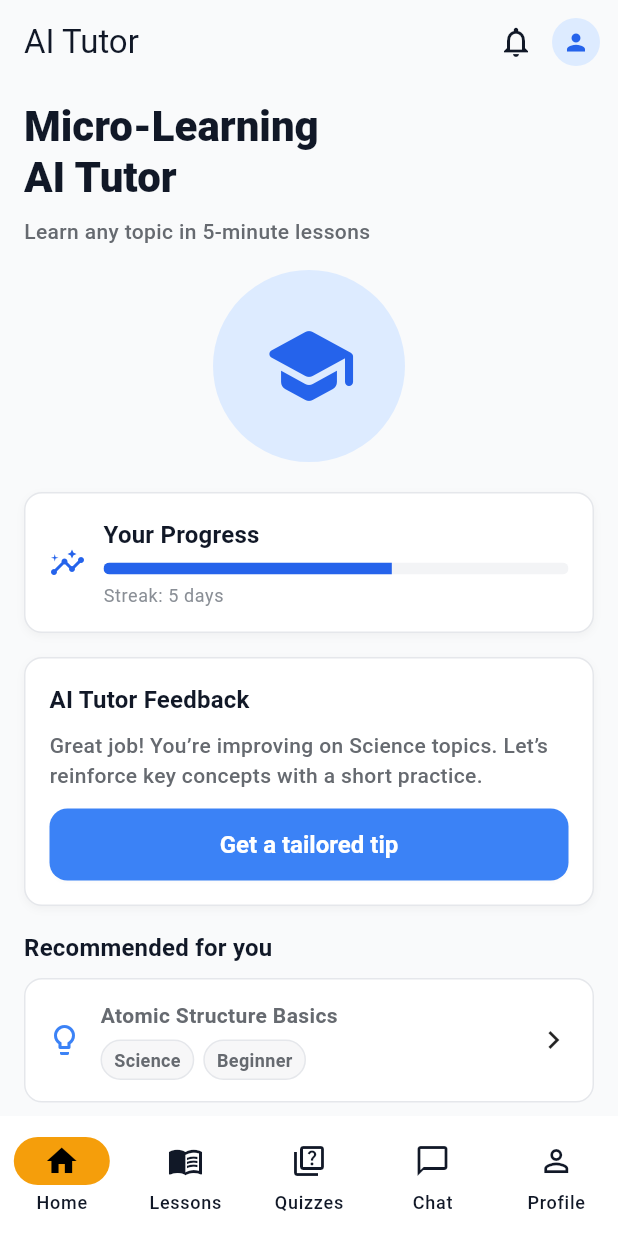
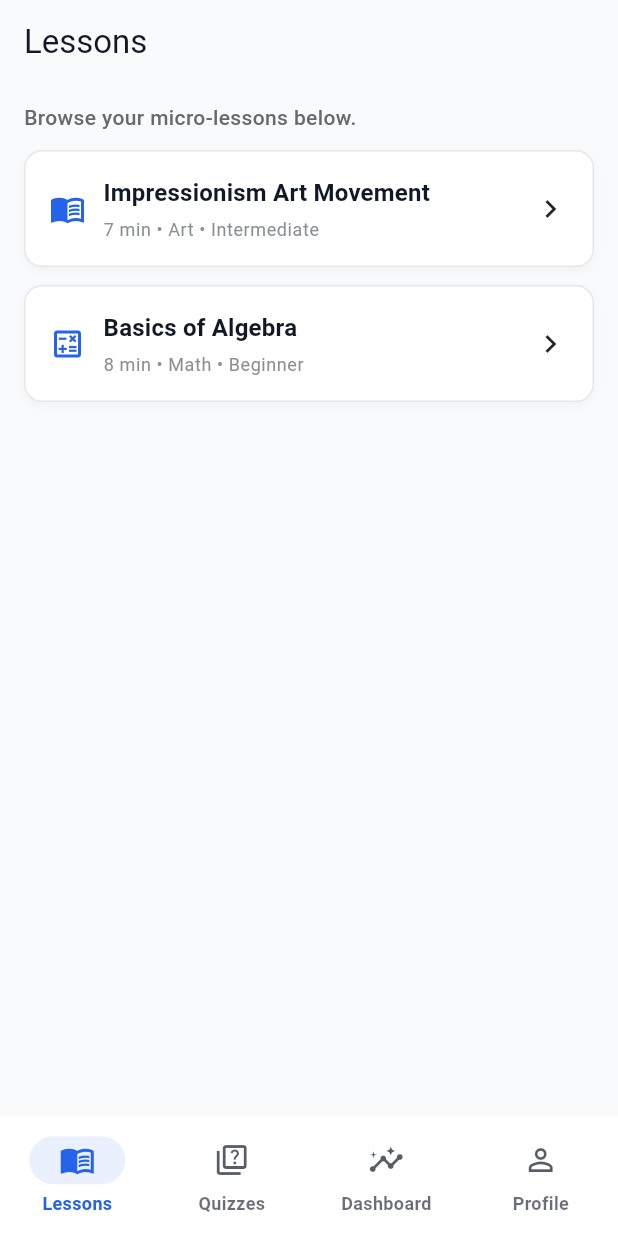
Before and after one commit to kavia-aditi/smart-learning-companion-4309, a Flutter app: the screen it shows after launch, after a tap on "Login", on a phone screen of 412 x 824 dp. Run offline on Flutter 3.47's test engine with Material 3 defaults, Android fonts, the phone set to English and light mode, and no system bars.

Commit message:
CheckPoint - cmc589bf13

```diff
--- a/micro_learning_ai_tutor_frontend/lib/main.dart
+++ b/micro_learning_ai_tutor_frontend/lib/main.dart
@@ -2,7 +2,10 @@ import 'package:flutter/material.dart';
 import 'package:micro_learning_ai_tutor_frontend/theme/app_theme.dart';
 import 'package:micro_learning_ai_tutor_frontend/ui/screens/auth/login_screen.dart';
 import 'package:micro_learning_ai_tutor_frontend/ui/screens/auth/register_screen.dart';
-import 'package:micro_learning_ai_tutor_frontend/ui/screens/home_screen.dart';
+import 'package:micro_learning_ai_tutor_frontend/ui/screens/dashboard_screen.dart';
+import 'package:micro_learning_ai_tutor_frontend/ui/screens/lessons_screen.dart';
+import 'package:micro_learning_ai_tutor_frontend/ui/screens/profile_screen.dart';
+import 'package:micro_learning_ai_tutor_frontend/ui/screens/quizzes_screen.dart';
 
 /// PUBLIC_INTERFACE
 void main() {
@@ -24,8 +27,72 @@ class AiTutorApp extends StatelessWidget {
       routes: {
         '/login': (_) => const LoginScreen(),
         '/register': (_) => const RegisterScreen(),
-        '/home': (_) => const AppShell(),
+        '/home': (_) => const AppTabsShell(),
+        '/lessons': (_) => const LessonsScreen(),
+        '/quizzes': (_) => const QuizzesScreen(),
+        '/dashboard': (_) => const DashboardScreen(),
+        '/profile': (_) => const ProfileScreen(),
       },
     );
   }
 }
+
+/// PUBLIC_INTERFACE
+class AppTabsShell extends StatefulWidget {
+  /// Bottom navigation shell hosting Lessons, Quizzes, Dashboard, Profile.
+  const AppTabsShell({super.key});
+
+  @override
+  State<AppTabsShell> createState() => _AppTabsShellState();
+}
+
+class _AppTabsShellState extends State<AppTabsShell> {
+  int _currentIndex = 0;
+
+  static const _tabTitles = <String>['Lessons', 'Quizzes', 'Dashboard', 'Profile'];
+
+  @override
+  Widget build(BuildContext context) {
+    final pages = const <Widget>[
+      LessonsScreen(),
+      QuizzesScreen(),
+      DashboardScreen(),
+      ProfileScreen(),
+    ];
+
+    return Scaffold(
+      appBar: AppBar(
+        title: Text(_tabTitles[_currentIndex]),
+      ),
+      body: SafeArea(
+        child: IndexedStack(index: _currentIndex, children: pages),
+      ),
+      bottomNavigationBar: NavigationBar(
+        selectedIndex: _currentIndex,
+        onDestinationSelected: (i) => setState(() => _currentIndex = i),
+        destinations: const [
+          NavigationDestination(
+            icon: Icon(Icons.menu_book_outlined),
+            selectedIcon: Icon(Icons.menu_book),
+            label: 'Lessons',
+          ),
+          NavigationDestination(
+            icon: Icon(Icons.quiz_outlined),
+            selectedIcon: Icon(Icons.quiz),
+            label: 'Quizzes',
+          ),
+          NavigationDestination(
+            icon: Icon(Icons.insights_outlined),
+            selectedIcon: Icon(Icons.insights),
+            label: 'Dashboard',
+          ),
+          NavigationDestination(
+            icon: Icon(Icons.person_outline),
+            selectedIcon: Icon(Icons.person),
+            label: 'Profile',
+          ),
+        ],
+      ),
+    );
+  }
+}
--- a/micro_learning_ai_tutor_frontend/lib/theme/app_theme.dart
+++ b/micro_learning_ai_tutor_frontend/lib/theme/app_theme.dart
@@ -4,9 +4,9 @@ import 'package:flutter/material.dart';
 class AppTheme {
   /// Build the Ocean Professional light theme used across the app.
   static ThemeData light() {
-    const Color primary = Color(0xFF2563EB);
-    const Color accent = Color(0xFF3B82F6);
-    const Color secondary = Color(0xFFF59E0B);
+    const Color primary = Color(0xFF2563EB); // Blue 600
+    const Color accent = Color(0xFF3B82F6); // Blue 500
+    const Color secondary = Color(0xFFF59E0B); // Amber
     const Color bgCanvas = Color(0xFFF9FAFB);
     const Color surface = Color(0xFFFFFFFF);
     const Color textPrimary = Color(0xFF111827);
@@ -16,21 +16,23 @@ class AppTheme {
     const Color divider = Color(0xFFECECEC);
     const Color chipBg = Color(0xFFF7F7F8);
     const Color chipText = Color(0xFF1F2937);
+    const Color error = Color(0xFFEF4444);
 
-    final base = ThemeData(useMaterial3: true);
+    final base = ThemeData(useMaterial3: true, brightness: Brightness.light);
+    final scheme = ColorScheme.light(
+      primary: primary,
+      secondary: secondary,
+      surface: surface,
+      error: error,
+      onPrimary: Colors.white,
+      onSecondary: Colors.black,
+      onSurface: textPrimary,
+      onError: Colors.white,
+      tertiary: accent,
+    );
+
     return base.copyWith(
-      colorScheme: const ColorScheme(
-        brightness: Brightness.light,
-        primary: primary,
-        onPrimary: Colors.white,
-        secondary: secondary,
-        onSecondary: Colors.black,
-        error: Color(0xFFEF4444),
-        onError: Colors.white,
-        surface: surface,
-        onSurface: textPrimary,
-        tertiary: accent,
-      ),
+      colorScheme: scheme,
       scaffoldBackgroundColor: bgCanvas,
       appBarTheme: const AppBarTheme(
         elevation: 0,
@@ -38,6 +40,24 @@ class AppTheme {
         surfaceTintColor: Colors.transparent,
         foregroundColor: textPrimary,
         centerTitle: false,
+      ),
+      navigationBarTheme: NavigationBarThemeData(
+        backgroundColor: surface,
+        elevation: 1,
+        indicatorColor: primary.withAlpha(24),
+        iconTheme: WidgetStateProperty.resolveWith((states) {
+          if (states.contains(WidgetState.selected)) {
+            return const IconThemeData(color: primary);
+          }
+          return IconThemeData(color: textPrimary.withAlpha(180));
+        }),
+        labelTextStyle: WidgetStateProperty.resolveWith((states) {
+          final baseStyle = const TextStyle(fontSize: 12, fontWeight: FontWeight.w600);
+          if (states.contains(WidgetState.selected)) {
+            return baseStyle.copyWith(color: primary);
+          }
+          return baseStyle.copyWith(color: textPrimary.withAlpha(160));
+        }),
       ),
       dividerColor: divider,
       cardTheme: CardTheme(
@@ -71,7 +91,7 @@ class AppTheme {
           borderRadius: BorderRadius.circular(9999),
         ),
         focusedBorder: OutlineInputBorder(
-          borderSide: const BorderSide(color: accent, width: 1.5),
+          borderSide: BorderSide(color: accent, width: 1.5),
           borderRadius: BorderRadius.circular(9999),
         ),
         hintStyle: const TextStyle(color: textMuted),
--- /dev/null
+++ b/micro_learning_ai_tutor_frontend/lib/ui/screens/dashboard_screen.dart
@@ -0,0 +1,62 @@
+import 'package:flutter/material.dart';
+
+/// PUBLIC_INTERFACE
+class DashboardScreen extends StatelessWidget {
+  /** Base screen for Dashboard tab. Shows progress summary placeholder. */
+  const DashboardScreen({super.key});
+
+  @override
+  Widget build(BuildContext context) {
+    final cs = Theme.of(context).colorScheme;
+    final t = Theme.of(context).textTheme;
+
+    return ListView(
+      padding: const EdgeInsets.fromLTRB(16, 12, 16, 24),
+      children: [
+        Text('Your recent progress and insights.', style: t.bodyMedium),
+        const SizedBox(height: 12),
+        Container(
+          decoration: BoxDecoration(
+            color: cs.surface,
+            borderRadius: BorderRadius.circular(12),
+            border: Border.all(color: const Color(0xFFE5E7EB)),
+            boxShadow: [
+              BoxShadow(
+                color: Colors.black.withAlpha(10),
+                blurRadius: 6,
+                offset: const Offset(0, 3),
+              ),
+            ],
+          ),
+          padding: const EdgeInsets.all(16),
+          child: Row(
+            children: [
+              Icon(Icons.insights, color: cs.primary),
+              const SizedBox(width: 12),
+              Expanded(
+                child: Column(
+                  crossAxisAlignment: CrossAxisAlignment.start,
+                  children: [
+                    Text('Overall Progress', style: t.titleMedium),
+                    const SizedBox(height: 8),
+                    ClipRRect(
+                      borderRadius: BorderRadius.circular(8),
+                      child: LinearProgressIndicator(
+                        value: 0.62,
+                        minHeight: 8,
+                        backgroundColor: const Color(0xFFF3F4F6),
+                        color: cs.primary,
+                      ),
+                    ),
+                    const SizedBox(height: 6),
+                    Text('Streak: 5 days', style: t.bodySmall),
+                  ],
+                ),
+              ),
+            ],
+          ),
+        ),
+      ],
+    );
+  }
+}
--- /dev/null
+++ b/micro_learning_ai_tutor_frontend/lib/ui/screens/lessons_screen.dart
@@ -0,0 +1,31 @@
+import 'package:flutter/material.dart';
+import 'package:micro_learning_ai_tutor_frontend/ui/widgets/sample_card.dart';
+
+/// PUBLIC_INTERFACE
+class LessonsScreen extends StatelessWidget {
+  /** Base screen for Lessons tab. Shows placeholder content and sample card. */
+  const LessonsScreen({super.key});
+
+  @override
+  Widget build(BuildContext context) {
+    final t = Theme.of(context).textTheme;
+    return ListView(
+      padding: const EdgeInsets.fromLTRB(16, 12, 16, 24),
+      children: [
+        Text('Browse your micro-lessons below.', style: t.bodyMedium),
+        const SizedBox(height: 12),
+        const SampleCard(
+          title: 'Impressionism Art Movement',
+          subtitle: '7 min • Art • Intermediate',
+          icon: Icons.menu_book,
+        ),
+        const SizedBox(height: 12),
+        const SampleCard(
+          title: 'Basics of Algebra',
+          subtitle: '8 min • Math • Beginner',
+          icon: Icons.calculate_outlined,
+        ),
+      ],
+    );
+  }
+}
--- /dev/null
+++ b/micro_learning_ai_tutor_frontend/lib/ui/screens/profile_screen.dart
@@ -0,0 +1,18 @@
+import 'package:flutter/material.dart';
+
+/// PUBLIC_INTERFACE
+class ProfileScreen extends StatelessWidget {
+  /** Base screen for Profile tab. Shows simple placeholder. */
+  const ProfileScreen({super.key});
+
+  @override
+  Widget build(BuildContext context) {
+    final t = Theme.of(context).textTheme;
+    return Center(
+      child: Padding(
+        padding: const EdgeInsets.all(24),
+        child: Text('Profile settings placeholder', style: t.bodyMedium),
+      ),
+    );
+  }
+}
--- /dev/null
+++ b/micro_learning_ai_tutor_frontend/lib/ui/screens/quizzes_screen.dart
@@ -0,0 +1,31 @@
+import 'package:flutter/material.dart';
+import 'package:micro_learning_ai_tutor_frontend/ui/widgets/sample_card.dart';
+
+/// PUBLIC_INTERFACE
+class QuizzesScreen extends StatelessWidget {
+  /** Base screen for Quizzes tab. Shows placeholder quiz items. */
+  const QuizzesScreen({super.key});
+
+  @override
+  Widget build(BuildContext context) {
+    final t = Theme.of(context).textTheme;
+    return ListView(
+      padding: const EdgeInsets.fromLTRB(16, 12, 16, 24),
+      children: [
+        Text('Quick checks to reinforce your learning.', style: t.bodyMedium),
+        const SizedBox(height: 12),
+        const SampleCard(
+          title: 'Daily Quiz',
+          subtitle: '5 questions • Easy',
+          icon: Icons.quiz,
+        ),
+        const SizedBox(height: 12),
+        const SampleCard(
+          title: 'Science Mix',
+          subtitle: '8 questions • Medium',
+          icon: Icons.biotech_outlined,
+        ),
+      ],
+    );
+  }
+}
--- /dev/null
+++ b/micro_learning_ai_tutor_frontend/lib/ui/widgets/sample_card.dart
@@ -0,0 +1,55 @@
+import 'package:flutter/material.dart';
+
+/// PUBLIC_INTERFACE
+class SampleCard extends StatelessWidget {
+  /** Simple reusable card following Ocean Professional style. */
+  const SampleCard({
+    super.key,
+    required this.title,
+    required this.subtitle,
+    required this.icon,
+  });
+
+  final String title;
+  final String subtitle;
+  final IconData icon;
+
+  @override
+  Widget build(BuildContext context) {
+    final cs = Theme.of(context).colorScheme;
+    final t = Theme.of(context).textTheme;
+
+    return Container(
+      decoration: BoxDecoration(
+        color: cs.surface,
+        borderRadius: BorderRadius.circular(12),
+        border: Border.all(color: const Color(0xFFE5E7EB)),
+        boxShadow: [
+          BoxShadow(
+            color: Colors.black.withAlpha(10),
+            blurRadius: 4,
+            offset: const Offset(0, 2),
+          ),
+        ],
+      ),
+      padding: const EdgeInsets.all(16),
+      child: Row(
+        children: [
+          Icon(icon, color: cs.primary),
+          const SizedBox(width: 12),
+          Expanded(
+            child: Column(
+              crossAxisAlignment: CrossAxisAlignment.start,
+              children: [
+                Text(title, style: t.titleMedium),
+                const SizedBox(height: 4),
+                Text(subtitle, style: t.bodySmall),
+              ],
+            ),
+          ),
+          const Icon(Icons.chevron_right),
+        ],
+      ),
+    );
+  }
+}
```
Also changed, not shown: .knowledge/.knowledge.json, .knowledge/micro_learning_ai_tutor_frontend_lib_main.dart.json, .knowledge/micro_learning_ai_tutor_frontend_lib_theme_app_theme.dart.json, .knowledge/micro_learning_ai_tutor_frontend_lib_ui_screens_dashboard_screen.dart.json (added), .knowledge/micro_learning_ai_tutor_frontend_lib_ui_screens_lessons_screen.dart.json (added), .knowledge/micro_learning_ai_tutor_frontend_lib_ui_screens_profile_screen.dart.json (added), .knowledge/micro_learning_ai_tutor_frontend_lib_ui_screens_quizzes_screen.dart.json (added), .knowledge/micro_learning_ai_tutor_frontend_lib_ui_widgets_sample_card.dart.json (added), 2 other files.
